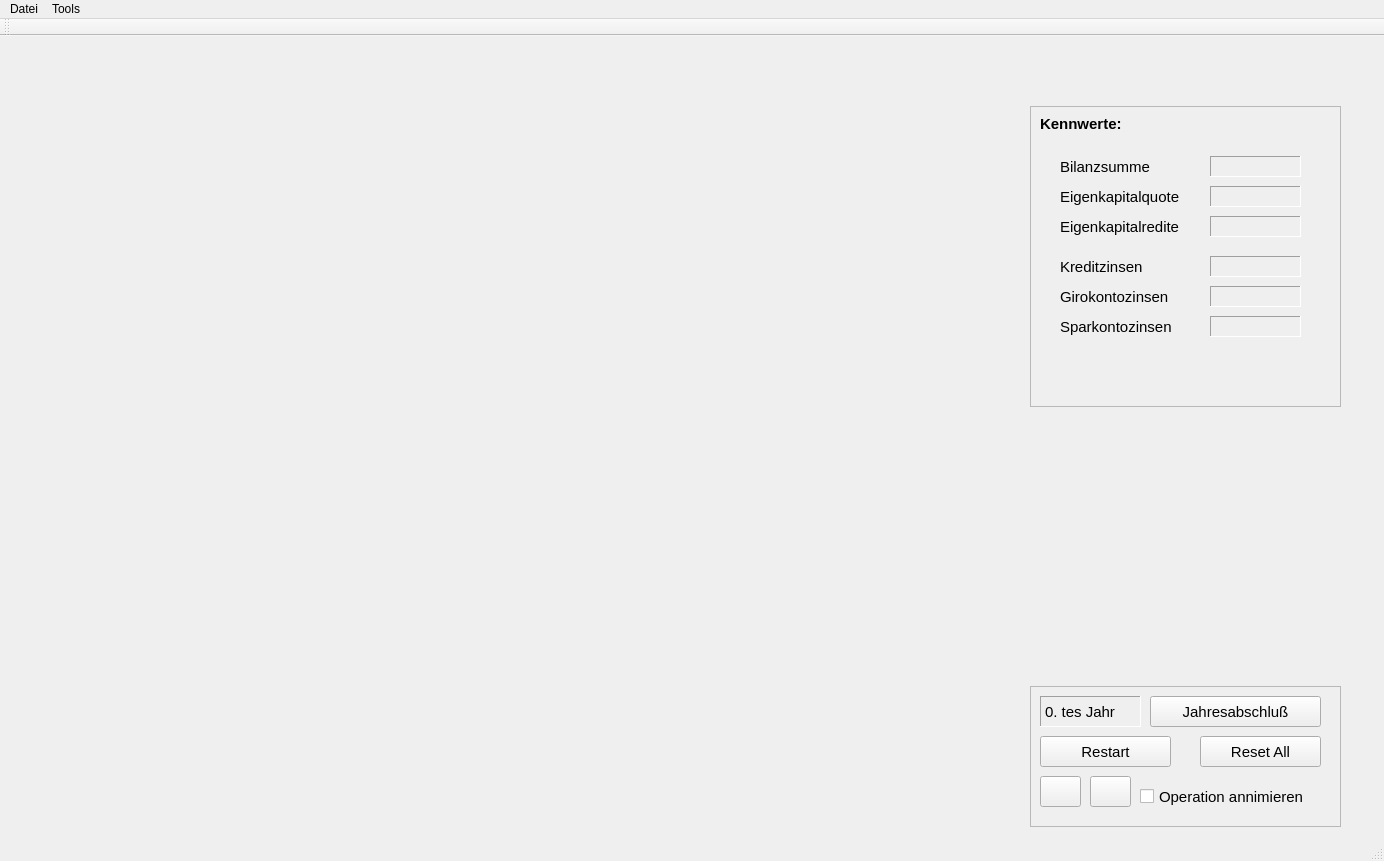
Qt form mainwindow.ui (FankStimmel/Bankbilanz) before a commit.
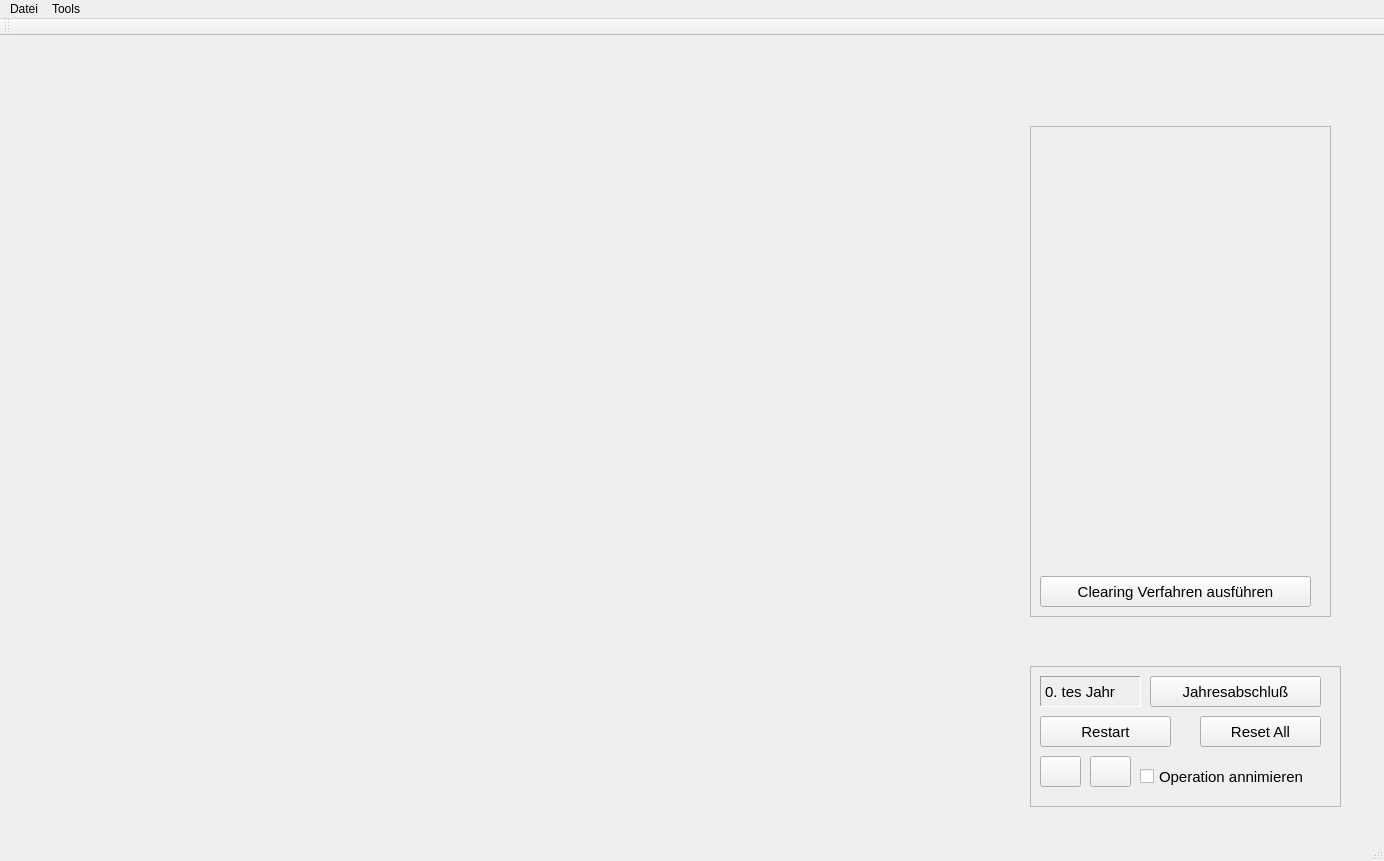
The same form after that commit.

Commit message: Clearing Verfahren hinzugefuegt

```diff
--- a/mainwindow.ui
+++ b/mainwindow.ui
@@ -20,11 +20,11 @@
       <x>1020</x>
       <y>10</y>
       <width>331</width>
-      <height>631</height>
+      <height>601</height>
      </rect>
     </property>
     <property name="currentIndex">
-     <number>4</number>
+     <number>5</number>
     </property>
     <widget class="QWidget" name="page">
      <widget class="QFrame" name="frame">
@@ -1316,12 +1316,48 @@
       </widget>
      </widget>
     </widget>
+    <widget class="QWidget" name="page_6">
+     <widget class="QFrame" name="frameClearingVerfahren">
+      <property name="geometry">
+       <rect>
+        <x>10</x>
+        <y>80</y>
+        <width>301</width>
+        <height>491</height>
+       </rect>
+      </property>
+      <property name="frameShape">
+       <enum>QFrame::StyledPanel</enum>
+      </property>
+      <property name="frameShadow">
+       <enum>QFrame::Raised</enum>
+      </property>
+      <widget class="QPushButton" name="pushButtonClearingVerfahrenAusfuehren">
+       <property name="geometry">
+        <rect>
+         <x>10</x>
+         <y>450</y>
+         <width>271</width>
+         <height>31</height>
+        </rect>
+       </property>
+       <property name="font">
+        <font>
+         <pointsize>11</pointsize>
+        </font>
+       </property>
+       <property name="text">
+        <string>Clearing Verfahren ausführen</string>
+       </property>
+      </widget>
+     </widget>
+    </widget>
    </widget>
    <widget class="QFrame" name="frame_4">
     <property name="geometry">
      <rect>
       <x>1030</x>
-      <y>650</y>
+      <y>630</y>
       <width>311</width>
       <height>141</height>
      </rect>
```
Left out of the diff: 26 changed lines with no effect on the pictures. The commit also changes 15 other files.
